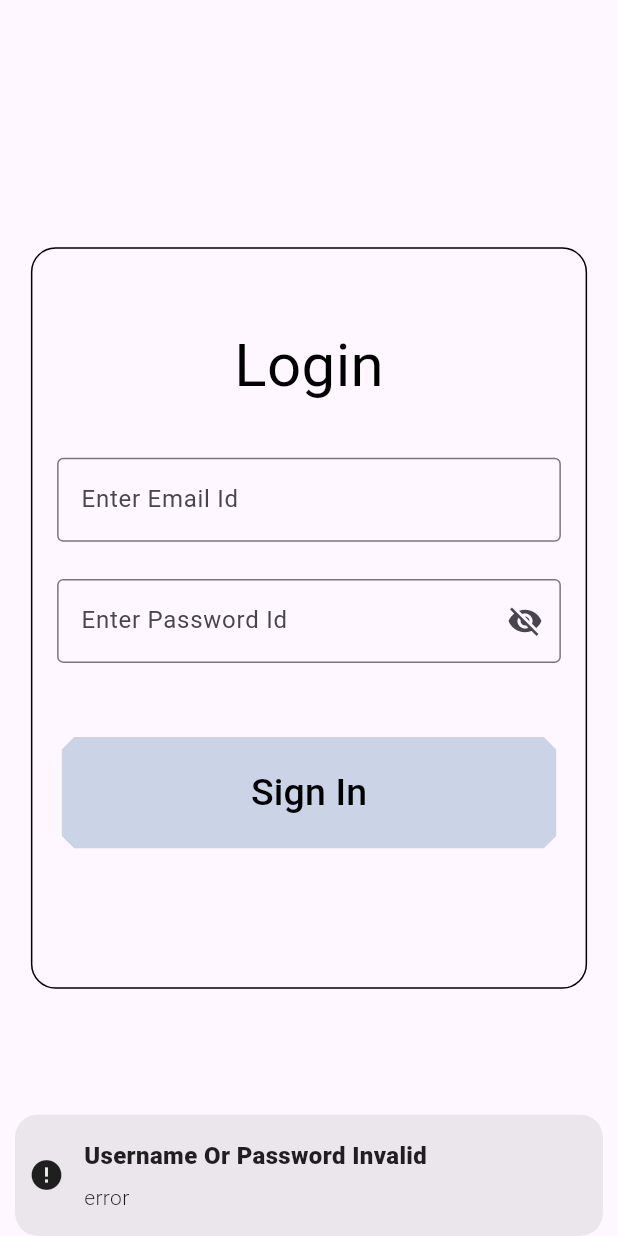
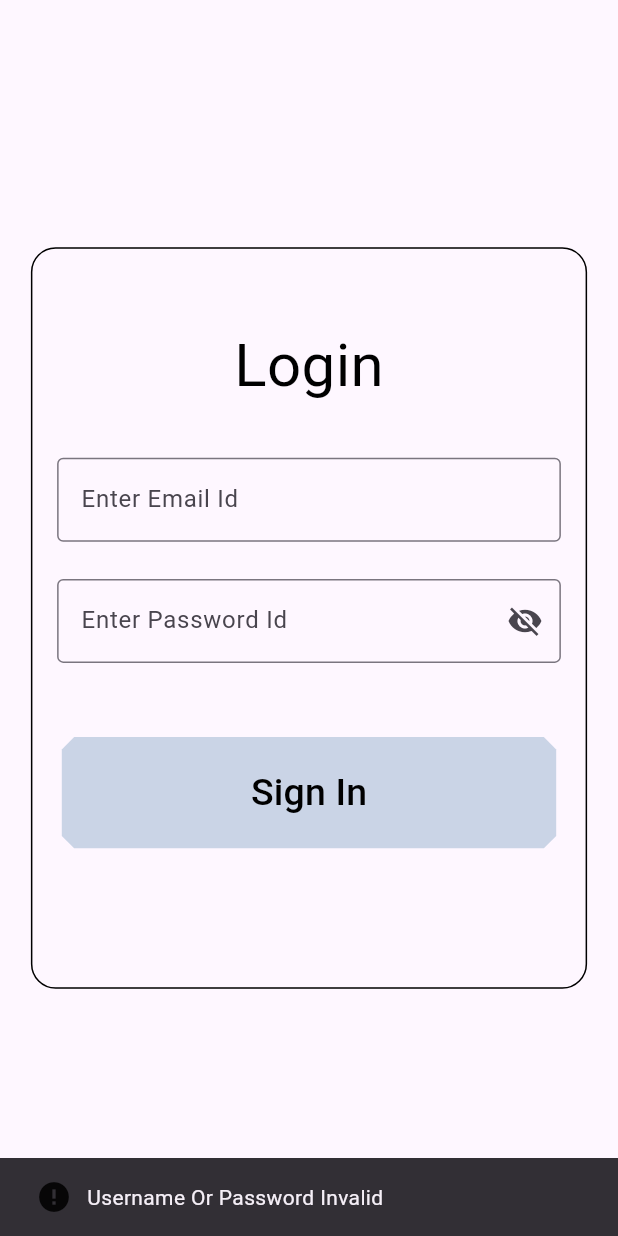
Before and after one commit to tejasvmodi/Odoo_final, a Flutter app: the screen it shows after launch, after a tap on "Sign In", on a phone screen of 412 x 824 dp. Run offline on Flutter 3.47's test engine with Material 3 defaults, Android fonts, the phone set to English and light mode, and no system bars; our stand-ins replace get, shared_preferences.

Commit message:
login is done

```diff
--- a/lib/Screens/login.dart
+++ b/lib/Screens/login.dart
@@ -80,39 +80,55 @@ class _LoginUserState extends State<LoginUser> {
                 ),
              TextButton(
   style: ButtonStyle(
-                        fixedSize: MaterialStatePropertyAll(Size(
+    fixedSize: MaterialStateProperty.all(
+      Size(
         MediaQuery.of(context).size.width * 0.8,
-                            MediaQuery.of(context).size.height * 0.09)),
-                        shape: MaterialStatePropertyAll(
+        MediaQuery.of(context).size.height * 0.09,
+      ),
+    ),
+    shape: MaterialStateProperty.all(
       BeveledRectangleBorder(
         borderRadius: BorderRadius.all(
           Radius.elliptical(
             MediaQuery.of(context).size.width * 0.02,
-                                  MediaQuery.of(context).size.width * 0.02),
+            MediaQuery.of(context).size.width * 0.02,
           ),
         ),
       ),
-                        backgroundColor: const MaterialStatePropertyAll(
-                            Color.fromARGB(255, 202, 212, 230))),
+    ),
+    backgroundColor: MaterialStateProperty.all(
+      Color.fromARGB(255, 202, 212, 230),
+    ),
+  ),
   onPressed: () {
-                      if (_emailID.text == 'admin@gmail.com' &&
-                          _password.text == 'admin') {
+    if (_emailID.text == 'admin@gmail.com' && _password.text == 'admin') {
       Navigator.push(
         context,
         MaterialPageRoute(
-                                builder: (context) => const HomeScreen()));
+          builder: (context) => const HomeScreen(),
+        ),
+      );
     } else {
-                        showSnackkBar(
-                          message: 'Username Or Password Invalid',
-                          title: 'error',
-                          icon: const Icon(Icons.error),
+      ScaffoldMessenger.of(context).showSnackBar(
+        SnackBar(
+          content: Row(
+            children: const <Widget>[
+              Icon(Icons.error),
+              SizedBox(width: 10),
+              Text('Username Or Password Invalid'),
+            ],
+          ),
+          duration: const Duration(seconds: 2),
+        ),
       );
     }
   },
   child: const Text(
     'Sign In',
     style: TextStyle(color: Colors.black, fontSize: 25),
-                    )),
+  )
+),
+
                 SizedBox(
                   height: MediaQuery.of(context).size.height * 0.03,
                 ),
```
Lines whose indentation alone changed are shown as unchanged.
